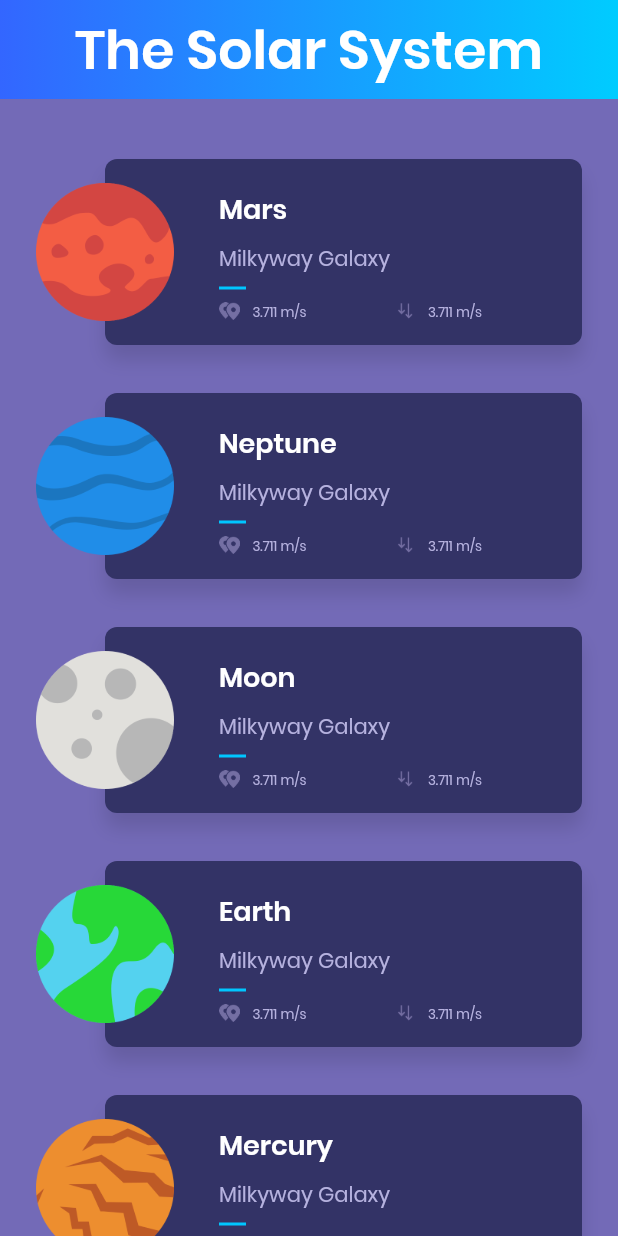
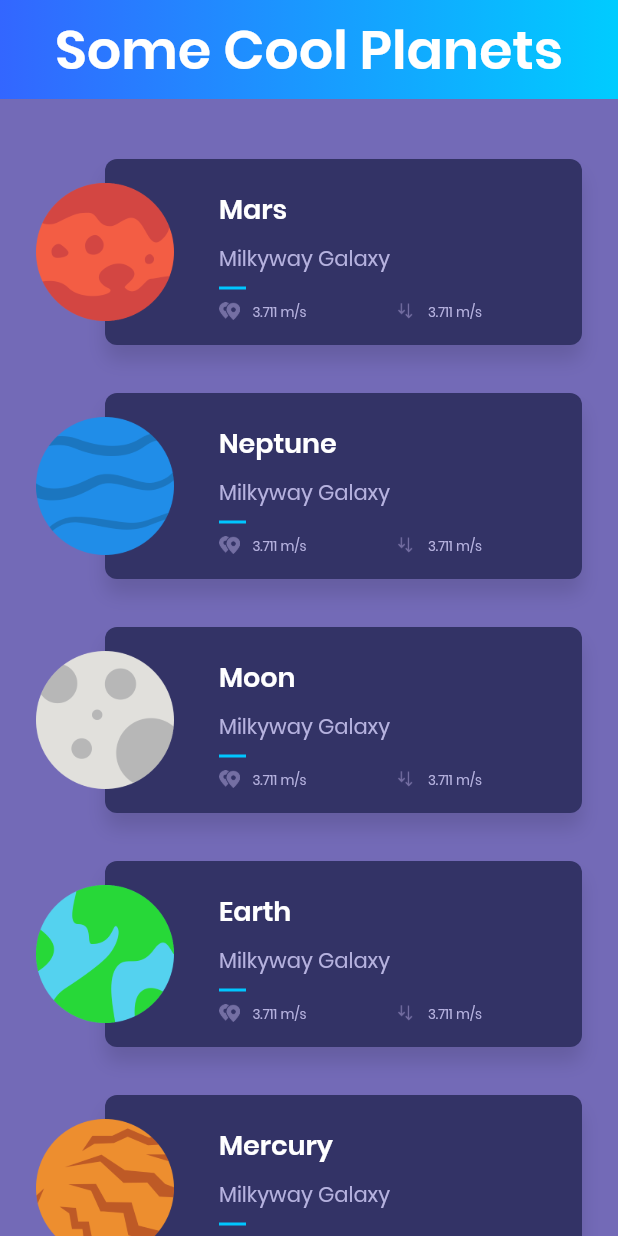
Before and after one commit to ForceGT/space_ui, a Flutter app: the screen it shows after launch, on a phone screen of 412 x 824 dp. Run offline on Flutter 3.47's test engine with Material 2 defaults, Android fonts, the phone set to English and light mode, and no system bars.

Commit message:
Added screenshots

```diff
--- a/lib/ui/home/home_page.dart
+++ b/lib/ui/home/home_page.dart
@@ -7,7 +7,7 @@ class HomePage extends StatelessWidget {
     return new Scaffold(
       body: new Column(
         children: <Widget>[
-          new GradientAppBar("The Solar System"),
+          new GradientAppBar("Some Cool Planets"),
           new HomePageBody(),
         ],
       )
```
Also changed, not shown: pubspec.lock, 5 other files.
